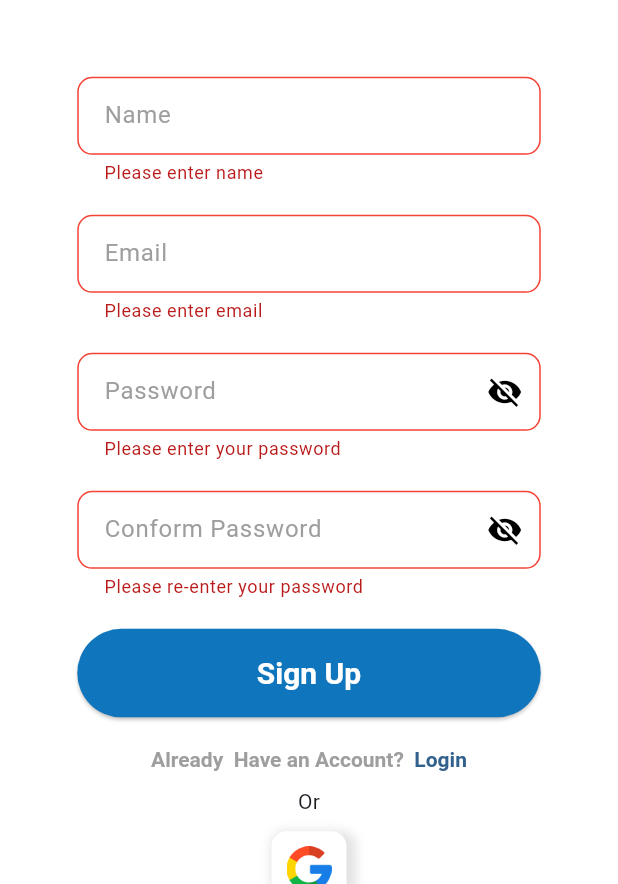
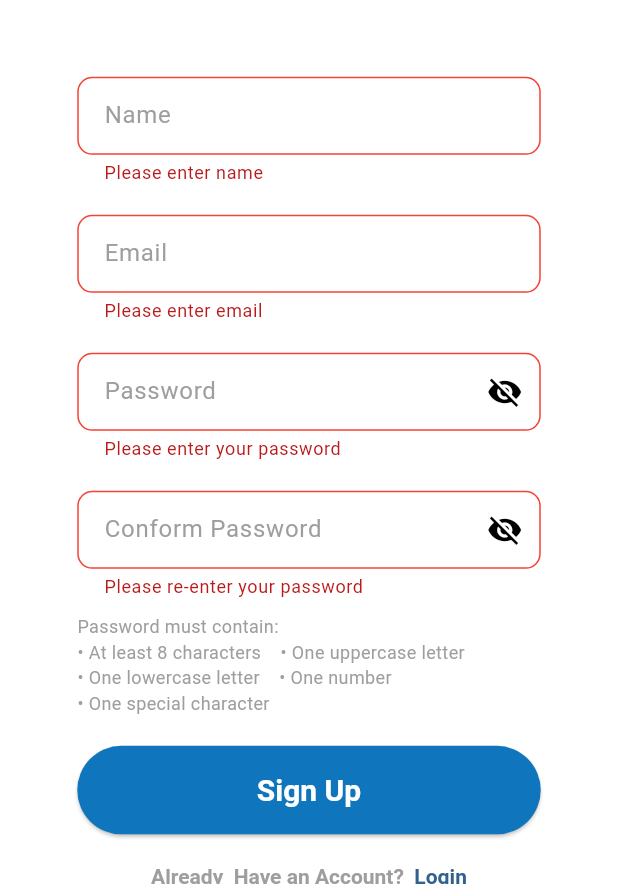
Before and after one commit to Dewchathu/naviX, a Flutter app: the SignupScreen screen opened directly, after a tap on "Sign Up", on a phone screen of 412 x 824 dp, the part 352-1236 px from its top. Run offline on Flutter 3.47's test engine with Material 3 defaults, Android fonts, the phone set to English and light mode, and no system bars; our stand-ins replace cloud_firestore, firebase_auth, firebase_core, firebase_storage, flutter_dotenv, flutter_gemini and 16 more; accounts and stored records are empty.

Commit message:
202502061216

```diff
--- a/lib/screens/signup_screen.dart
+++ b/lib/screens/signup_screen.dart
@@ -77,7 +77,6 @@ class _SignupFormState extends State<SignupForm> {
   bool isLoading = false;
   String url = '';
 
-
   @override
   void dispose() {
     // Dispose of controllers to avoid memory leaks
@@ -87,7 +86,8 @@ class _SignupFormState extends State<SignupForm> {
   }
 
   String _getRandomImageUrl() {
-    String baseUrl = "https://firebasestorage.googleapis.com/v0/b/navix-dew.appspot.com/o/Profile%20Pictures%2F";
+    String baseUrl =
+        "https://firebasestorage.googleapis.com/v0/b/navix-dew.appspot.com/o/Profile%20Pictures%2F";
 
     final Map<String, String> imgDetails = {
       '01': '781b9714-6321-45b8-98c2-36a2f421b43e',
@@ -103,7 +103,8 @@ class _SignupFormState extends State<SignupForm> {
 
     // Generate a random key
     final random = Random();
-    final randomKey = imgDetails.keys.elementAt(random.nextInt(imgDetails.length));
+    final randomKey =
+        imgDetails.keys.elementAt(random.nextInt(imgDetails.length));
 
     // Construct and return the URL
     return "${baseUrl}${randomKey}.jpg?alt=media&token=${imgDetails[randomKey]}";
@@ -198,6 +199,16 @@ class _SignupFormState extends State<SignupForm> {
               validator: (value) {
                 if (value == null || value.isEmpty) {
                   return 'Please enter your password';
+                } else if (value.length < 8) {
+                  return 'Password must be at least 8 characters';
+                } else if (!RegExp(r'(?=.*[A-Z])').hasMatch(value)) {
+                  return 'Password must contain an uppercase letter';
+                } else if (!RegExp(r'(?=.*[a-z])').hasMatch(value)) {
+                  return 'Password must contain a lowercase letter';
+                } else if (!RegExp(r'(?=.*\d)').hasMatch(value)) {
+                  return 'Password must contain a number';
+                } else if (!RegExp(r'(?=.*[@$!%*?&])').hasMatch(value)) {
+                  return 'Password must contain a special character (@, !, %, etc.)';
                 }
                 return null;
               },
@@ -216,6 +227,19 @@ class _SignupFormState extends State<SignupForm> {
 
                 return null;
               },
+            ),
+            const SizedBox(height: 10.0),
+            const Align(
+              alignment: Alignment.topLeft,
+              child: Text(
+                "Password must contain:\n"
+                "• At least 8 characters    "
+                "• One uppercase letter\n"
+                "• One lowercase letter    "
+                "• One number\n"
+                "• One special character",
+                style: TextStyle(color: Colors.grey, fontSize: 12),
+              ),
             ),
             const SizedBox(height: 20.0),
             CustomButton(
```
Also changed, not shown: lib/services/auth_service.dart (+43 -0 lines), lib/widgets/leader_board.dart (+13 -9 lines).
